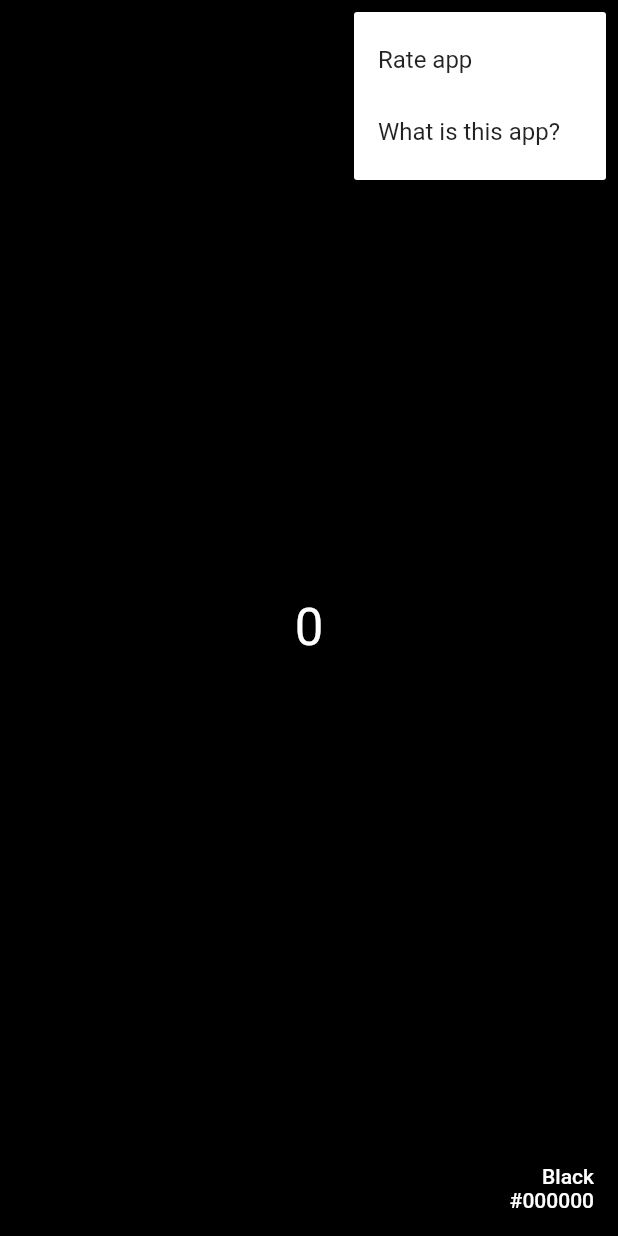
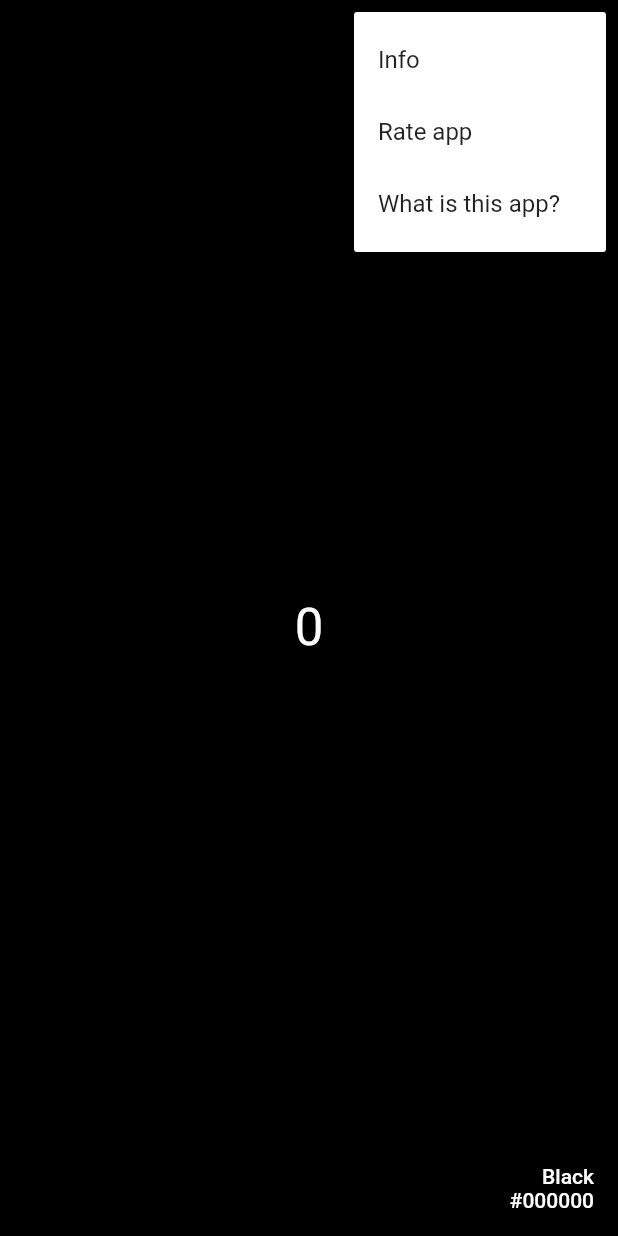
Before and after one commit to anaurelian/sixteen_million_taps, a Flutter app: the screen it shows after launch, after a tap on the "more vert" icon, on a phone screen of 412 x 824 dp. Run offline on Flutter 3.47's test engine with Material 2 defaults, Android fonts, the phone set to English and light mode, and no system bars; our stand-ins replace shared_preferences.

```diff
--- /dev/null
+++ b/lib/common/app_const.dart
@@ -0,0 +1,11 @@
+// Copyright 2014-2021 anaurelian. All rights reserved.
+// Use of this source code is governed by an MIT-style license that can be
+// found in the LICENSE file.
+
+/// App static constants.
+class AppConst {
+  // Constructor to prevent instantiation and extension of this class.
+  AppConst._();
+
+  static const int maxCount = 0xFFFFFF;
+}
--- a/lib/common/app_strings.dart
+++ b/lib/common/ui_strings.dart
@@ -3,7 +3,10 @@
 // found in the LICENSE file.
 
 /// Application wide UI and URL string constants.
-class AppStrings {
+class UIStrings {
+  // Constructor to prevent instantiation and extension of this class.
+  UIStrings._();
+
   static const String appName = 'Hello World Counters';
 
   // -----------------------------------------------------------------------------------------------
@@ -11,10 +14,26 @@ class AppStrings {
   // -----------------------------------------------------------------------------------------------
 
   static const String backActionTooltip = 'Back to previous';
+  static const String infoAction = 'Info';
   static const String rateAction = 'Rate app';
   static const String rateActionUrl =
       'https://play.google.com/store/apps/details?id=com.tecdrop.milliontaps';
   static const String whatAction = 'What is this app?';
   static const String whatActionUrl = 'https://anaurelian.com/16milliontaps/';
 
+  // -----------------------------------------------------------------------------------------------
+  // Info Screen
+  // -----------------------------------------------------------------------------------------------
+
+  static const String infoScreenTitle = 'Info';
+
+  static const String infoCount = 'Count';
+  static const String infoRemaining = 'Remaining';
+  static const String infoCompleted = 'Completed';
+  static const String infoColorName = 'Color Name';
+  static const String infoColorHex = 'Hex triplet';
+
+  static const String infoCopy = 'copy';
+
+  static String infoCopied(String value) => '$value copied to clipboard';
 }
--- a/lib/main.dart
+++ b/lib/main.dart
@@ -1,7 +1,7 @@
 import 'package:flutter/material.dart';
-import 'package:sixteen_million_taps/screens/home.dart';
+import 'package:sixteen_million_taps/screens/home_screen.dart';
 
-import 'common/app_strings.dart';
+import 'common/ui_strings.dart';
 
 void main() {
   runApp(const SixteenMillionTapsApp());
@@ -14,7 +14,7 @@ class SixteenMillionTapsApp extends StatelessWidget {
   Widget build(BuildContext context) {
     return const MaterialApp(
       debugShowCheckedModeBanner: false,
-      title: AppStrings.appName,
+      title: UIStrings.appName,
       home: HomeScreen(),
     );
   }
--- a/lib/utils/utils.dart
+++ b/lib/utils/utils.dart
@@ -14,6 +14,10 @@ class Utils {
   static String toDecimalString(BuildContext context, int number) {
     final MaterialLocalizations localizations = MaterialLocalizations.of(context);
     return localizations.formatDecimal(number);
+  }
+
+  static String toPercentageString(int actual, int available) {
+    return ((actual / available) * 100).toStringAsFixed(2) + '%';
   }
 
   /// Shows a default [SnackBar] with the specified text, after hiding any previous snackbars.
--- a/lib/widgets/color_counter_display.dart
+++ b/lib/widgets/color_counter_display.dart
@@ -3,6 +3,7 @@
 // found in the LICENSE file.
 
 import 'package:flutter/material.dart';
+import 'package:sixteen_million_taps/common/app_const.dart';
 import 'package:sixteen_million_taps/models/color_index.dart';
 import 'package:sixteen_million_taps/utils/utils.dart';
 
@@ -22,7 +23,7 @@ class ColorCounterDisplay extends StatelessWidget {
         crossAxisAlignment: CrossAxisAlignment.end,
         children: [
           LinearProgressIndicator(
-            value: colorIndex.index / 0xFFFFFF,
+            value: colorIndex.index / AppConst.maxCount,
             backgroundColor: colorIndex.color,
             color: colorIndex.contrastColor,
             // minHeight: 2.0,
--- a/lib/widgets/home_app_bar.dart
+++ b/lib/widgets/home_app_bar.dart
@@ -3,10 +3,10 @@
 // found in the LICENSE file.
 
 import 'package:flutter/material.dart';
-import 'package:sixteen_million_taps/common/app_strings.dart';
+import 'package:sixteen_million_taps/common/ui_strings.dart';
 
 /// The actions available in the app bar.
-enum HomeAppBarActions { back, rate, what }
+enum HomeAppBarActions { info, back, rate, what }
 
 /// The app bar of the Home Screen.
 class HomeAppBar extends StatelessWidget implements PreferredSizeWidget {
@@ -32,19 +32,23 @@ class HomeAppBar extends StatelessWidget implements PreferredSizeWidget {
       actions: [
         IconButton(
           icon: const Icon(Icons.undo),
-          tooltip: AppStrings.backActionTooltip,
+          tooltip: UIStrings.backActionTooltip,
           onPressed: () => onAction(HomeAppBarActions.back),
         ),
         PopupMenuButton<HomeAppBarActions>(
           onSelected: onAction,
           itemBuilder: (BuildContext context) => <PopupMenuEntry<HomeAppBarActions>>[
             const PopupMenuItem<HomeAppBarActions>(
+              value: HomeAppBarActions.info,
+              child: Text(UIStrings.infoAction),
+            ),
+            const PopupMenuItem<HomeAppBarActions>(
               value: HomeAppBarActions.rate,
-              child: Text(AppStrings.rateAction),
+              child: Text(UIStrings.rateAction),
             ),
             const PopupMenuItem<HomeAppBarActions>(
               value: HomeAppBarActions.what,
-              child: Text(AppStrings.whatAction),
+              child: Text(UIStrings.whatAction),
             ),
           ],
         ),
```
Also changed, not shown: lib/screens/home_screen.dart (renamed from lib/screens/home.dart, +26 -9 lines), lib/screens/info_screen.dart (added, +130 -0 lines).
